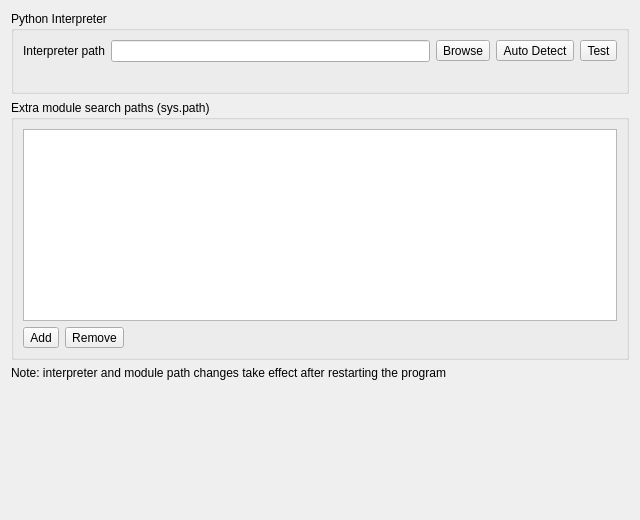
Qt form src/APP/SettingPages/DASettingPagePython.ui (czyt1988/data-workbench) before a commit.
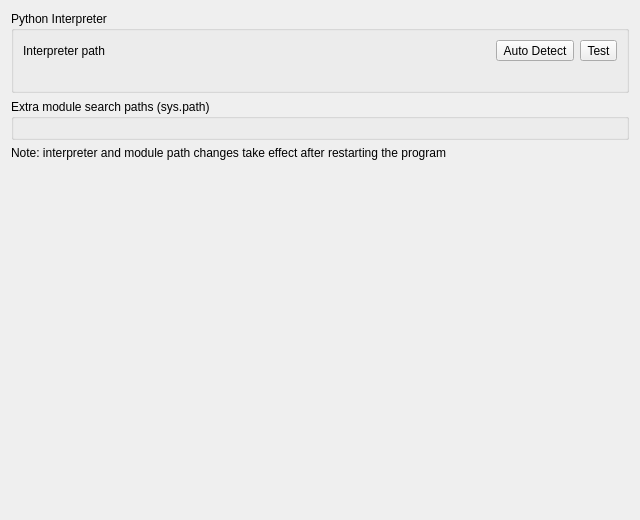
The same form after that commit. Custom widgets are drawn as their Qt base class.

```diff
--- a/src/APP/SettingPages/DASettingPagePython.ui
+++ b/src/APP/SettingPages/DASettingPagePython.ui
@@ -30,14 +30,7 @@
          </widget>
         </item>
         <item>
-         <widget class="QLineEdit" name="lineEditPythonPath"/>
-        </item>
-        <item>
-         <widget class="QToolButton" name="toolButtonBrowse">
-          <property name="text">
-           <string>Browse</string>
-          </property>
-         </widget>
+         <widget class="DA::DAFilePathEditWidget" name="filePathEditPythonPath"/>
         </item>
         <item>
          <widget class="QToolButton" name="toolButtonAutoDetect">
@@ -72,38 +65,7 @@
      </property>
      <layout class="QVBoxLayout" name="verticalLayoutExtraPaths">
       <item>
-       <widget class="QListWidget" name="listWidgetExtraPaths"/>
-      </item>
-      <item>
-       <layout class="QHBoxLayout" name="horizontalLayoutPaths">
-        <item>
-         <widget class="QToolButton" name="toolButtonAddPath">
-          <property name="text">
-           <string>Add</string>
-          </property>
-         </widget>
-        </item>
-        <item>
-         <widget class="QToolButton" name="toolButtonRemovePath">
-          <property name="text">
-           <string>Remove</string>
-          </property>
-         </widget>
-        </item>
-        <item>
-         <spacer name="horizontalSpacerPaths">
-          <property name="orientation">
-           <enum>Qt::Horizontal</enum>
-          </property>
-          <property name="sizeHint" stdset="0">
-           <size>
-            <width>40</width>
-            <height>20</height>
-           </size>
-          </property>
-         </spacer>
-        </item>
-       </layout>
+       <widget class="DA::DAStringListEditWidget" name="stringListEditExtraPaths"/>
       </item>
      </layout>
     </widget>
@@ -130,6 +92,18 @@
    </item>
   </layout>
  </widget>
+ <customwidgets>
+  <customwidget>
+   <class>DA::DAFilePathEditWidget</class>
+   <extends>QWidget</extends>
+   <header>DAFilePathEditWidget.h</header>
+  </customwidget>
+  <customwidget>
+   <class>DA::DAStringListEditWidget</class>
+   <extends>QWidget</extends>
+   <header>DAStringListEditWidget.h</header>
+  </customwidget>
+ </customwidgets>
  <resources/>
  <connections/>
 </ui>
```
